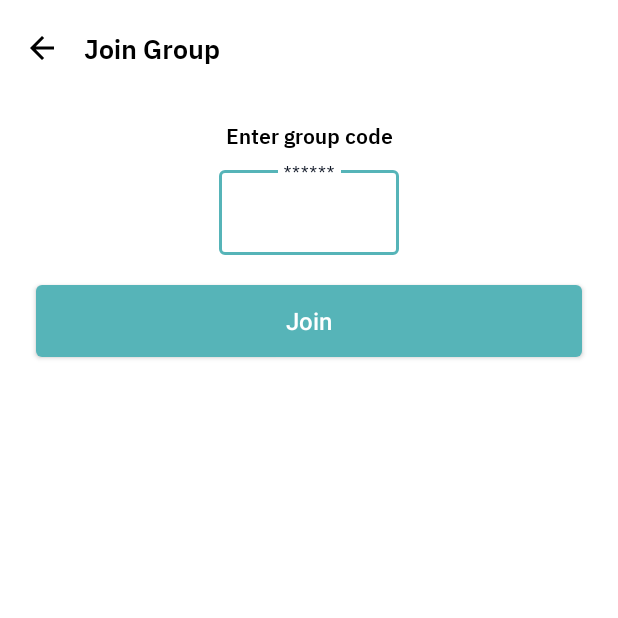
After one commit to rktuhinbd/SplitExpense-GroupExpenseManager, an Android app: the JoinGroupActivity screen opened directly, with no data from a screen before it, on a phone screen of 412 x 824 dp, the top half of it. The commit adds this screen. Run offline under Robolectric (Android 15) with nearby library versions, the phone set to English and light mode, and no system bars.

Commit message:
* * * feature * * * # join group activity created

```diff
--- a/app/src/main/AndroidManifest.xml
+++ b/app/src/main/AndroidManifest.xml
@@ -13,8 +13,15 @@
         android:theme="@style/BaseTheme"
         tools:targetApi="31">
         <activity
+            android:name=".JoinGroupActivity"
+            android:exported="false"
+            android:launchMode="singleTask"
+            android:screenOrientation="portrait"
+            tools:ignore="LockedOrientationActivity"/>
+        <activity
             android:name=".CreateGroupActivity"
             android:exported="false"
+            android:launchMode="singleTask"
             android:screenOrientation="portrait"
             tools:ignore="LockedOrientationActivity" />
         <activity
--- /dev/null
+++ b/app/src/main/java/com/rktuhinbd/splitxpens/JoinGroupActivity.kt
@@ -0,0 +1,63 @@
+package com.rktuhinbd.splitxpens
+
+import android.os.Bundle
+import android.text.Editable
+import android.text.TextWatcher
+import androidx.appcompat.app.AppCompatActivity
+import com.rktuhinbd.splitxpens.databinding.ActivityJoinGroupBinding
+
+class JoinGroupActivity : AppCompatActivity() {
+
+    private lateinit var binding: ActivityJoinGroupBinding
+
+    var code: String = ""
+
+    override fun onCreate(savedInstanceState: Bundle?) {
+        super.onCreate(savedInstanceState)
+
+        binding = ActivityJoinGroupBinding.inflate(layoutInflater)
+        setContentView(binding.root)
+
+        initComponents()
+        setupListeners()
+    }
+
+    private fun initComponents() {
+
+        binding.toolbar.toolbarTitle.text = getString(R.string.join_group)
+
+        binding.codeTIL.setOnClickListener {
+            if(binding.codeTET.hasFocus()){
+                binding.codeTET.setText("")
+            }
+        }
+
+        binding.codeTET.addTextChangedListener(object : TextWatcher {
+            override fun beforeTextChanged(p0: CharSequence?, p1: Int, p2: Int, p3: Int) {
+
+            }
+
+            override fun onTextChanged(s: CharSequence?, p1: Int, p2: Int, p3: Int) {
+
+                binding.codeTIL.error = null
+
+                code = s.toString().trim()
+
+                if (code.length == 6) {
+                    binding.joinBTN.isEnabled = true
+                }
+            }
+
+            override fun afterTextChanged(s: Editable?) {
+
+            }
+        })
+    }
+
+    private fun setupListeners() {
+
+        binding.toolbar.ivBack.setOnClickListener {
+            finish()
+        }
+    }
+}
--- a/app/src/main/java/com/rktuhinbd/splitxpens/MainActivity.kt
+++ b/app/src/main/java/com/rktuhinbd/splitxpens/MainActivity.kt
@@ -23,5 +23,9 @@ class MainActivity : AppCompatActivity() {
         binding.createGroupBtn.setOnClickListener {
             startActivity(Intent(this, CreateGroupActivity::class.java))
         }
+
+        binding.joinGroupBtn.setOnClickListener {
+            startActivity(Intent(this, JoinGroupActivity::class.java))
+        }
     }
 }
--- /dev/null
+++ b/app/src/main/res/layout/activity_join_group.xml
@@ -0,0 +1,77 @@
+<?xml version="1.0" encoding="utf-8"?>
+<androidx.constraintlayout.widget.ConstraintLayout xmlns:android="http://schemas.android.com/apk/res/android"
+    xmlns:app="http://schemas.android.com/apk/res-auto"
+    xmlns:tools="http://schemas.android.com/tools"
+    android:layout_width="match_parent"
+    android:layout_height="match_parent"
+    tools:context=".JoinGroupActivity">
+
+    <include
+        android:id="@+id/toolbar"
+        layout="@layout/layout_toolbar"
+        app:layout_constraintEnd_toEndOf="parent"
+        app:layout_constraintStart_toStartOf="parent"
+        app:layout_constraintTop_toTopOf="parent" />
+
+    <TextView
+        android:id="@+id/titleTV"
+        style="@style/TextBodySemiBold"
+        android:layout_width="wrap_content"
+        android:layout_height="wrap_content"
+        android:layout_marginStart="@dimen/_24dp"
+        android:layout_marginTop="@dimen/_16dp"
+        android:layout_marginEnd="@dimen/_24dp"
+        android:text="@string/enter_group_code"
+        app:layout_constraintEnd_toEndOf="parent"
+        app:layout_constraintStart_toStartOf="parent"
+        app:layout_constraintTop_toBottomOf="@+id/toolbar" />
+
+    <com.google.android.material.textfield.TextInputLayout
+        android:id="@+id/codeTIL"
+        style="@style/Widget.MaterialComponents.TextInputLayout.OutlinedBox"
+        android:layout_width="@dimen/_120dp"
+        android:layout_height="wrap_content"
+        android:layout_marginStart="@dimen/_24dp"
+        android:layout_marginTop="@dimen/_8dp"
+        android:layout_marginEnd="@dimen/_24dp"
+        android:clickable="true"
+        android:focusable="true"
+        android:textColorHint="@color/text_color_secondary"
+        app:boxStrokeColor="@color/color_primary"
+        app:boxStrokeErrorColor="@color/red_support_400"
+        app:errorIconDrawable="@null"
+        app:errorTextColor="@color/red_support_400"
+        app:hintAnimationEnabled="true"
+        app:hintTextColor="@color/text_color_secondary"
+        app:layout_constraintEnd_toEndOf="parent"
+        app:layout_constraintStart_toStartOf="parent"
+        app:layout_constraintTop_toBottomOf="@+id/titleTV">
+
+        <com.google.android.material.textfield.TextInputEditText
+            android:id="@+id/codeTET"
+            style="@style/EditTextNumberStyle"
+            android:layout_width="match_parent"
+            android:layout_height="wrap_content"
+            android:drawablePadding="@dimen/_8dp"
+            android:drawableTint="@color/text_color_primary"
+            android:gravity="center"
+            android:hint="******"
+            android:maxLength="6"
+            tools:ignore="Autofill,HardcodedText,LabelFor" />
+
+    </com.google.android.material.textfield.TextInputLayout>
+
+    <androidx.appcompat.widget.AppCompatButton
+        android:id="@+id/joinBTN"
+        style="@style/ButtonPrimaryLarge"
+        android:layout_width="0dp"
+        android:layout_height="wrap_content"
+        android:layout_marginStart="@dimen/_24dp"
+        android:layout_marginTop="@dimen/_20dp"
+        android:layout_marginEnd="@dimen/_24dp"
+        android:text="@string/join"
+        app:layout_constraintEnd_toEndOf="parent"
+        app:layout_constraintStart_toStartOf="parent"
+        app:layout_constraintTop_toBottomOf="@+id/codeTIL" />
+
+</androidx.constraintlayout.widget.ConstraintLayout>
--- a/app/src/main/res/layout/activity_main.xml
+++ b/app/src/main/res/layout/activity_main.xml
@@ -36,17 +36,17 @@
     <androidx.appcompat.widget.AppCompatButton
         android:id="@+id/createGroupBtn"
         style="@style/ButtonSecondaryMedium"
-        android:layout_width="@dimen/_120dp"
+        android:layout_width="@dimen/_150dp"
         android:layout_height="@dimen/_42dp"
         android:layout_marginTop="@dimen/_24dp"
-        android:text="Create Group" />
+        android:text="@string/create_group" />
 
     <androidx.appcompat.widget.AppCompatButton
         android:id="@+id/joinGroupBtn"
         style="@style/ButtonSecondaryMedium"
-        android:layout_width="@dimen/_120dp"
+        android:layout_width="@dimen/_150dp"
         android:layout_height="@dimen/_42dp"
         android:layout_marginTop="@dimen/_8dp"
-        android:text="Join Group" />
+        android:text="@string/join_group" />
 
 </LinearLayout>
--- a/app/src/main/res/values/strings.xml
+++ b/app/src/main/res/values/strings.xml
@@ -6,4 +6,7 @@
     <string name="share_online">Share Online</string>
     <string name="next">Next</string>
     <string name="create_group">Create Group</string>
+    <string name="enter_group_code">Enter group code</string>
+    <string name="join">Join</string>
+    <string name="join_group">Join Group</string>
 </resources>
```
Also changed, not shown: 1 other file.
